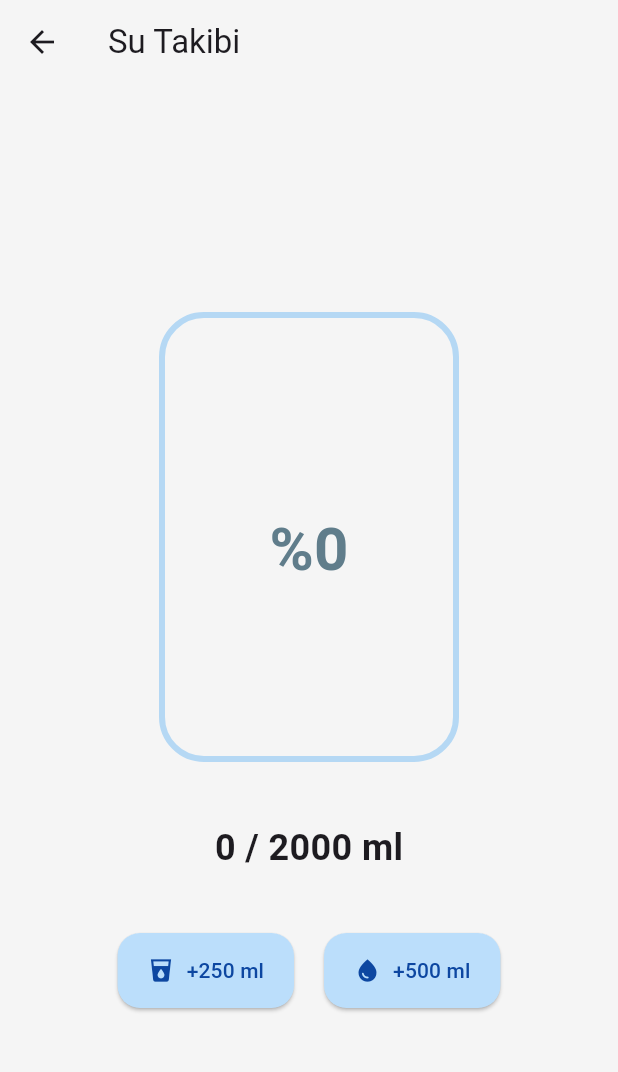
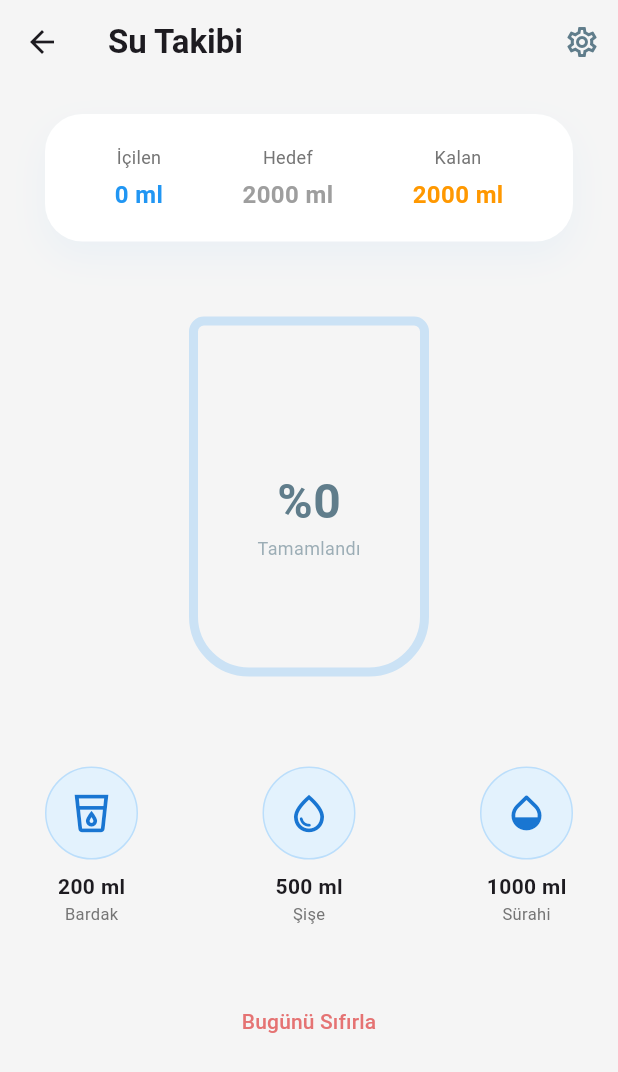
Before and after one commit to BurakGuldal10/maditasyon, a Flutter app: the SuTakibiEkrani screen opened directly, on a phone screen of 412 x 824 dp. Shown: the top 1072 px of the screen. Run offline on Flutter 3.47's test engine with Material 3 defaults, Android fonts, the phone set to English and light mode, and no system bars; network calls fail; Roboto replaces fonts that are missing (Montserrat).

Commit message:
Su takibi ekranı dinamik hedef belirleme ve modern tasarım ile güncellendi

```diff
--- a/lib/ozellikler/su_takibi/gorunum/su_takibi_ekrani.dart
+++ b/lib/ozellikler/su_takibi/gorunum/su_takibi_ekrani.dart
@@ -10,85 +10,227 @@ class SuTakibiEkrani extends StatefulWidget {
 
 class _SuTakibiEkraniState extends State<SuTakibiEkrani> {
   int _toplamSu = 0;
-  final int _hedefSu = 2000;
+  int _hedefSu = 2000; // Varsayılan hedef
+  final TextEditingController _hedefController = TextEditingController();
 
   void _suEkle(int miktar) {
     setState(() {
       _toplamSu += miktar;
     });
+
+    if (_toplamSu >= _hedefSu) {
+      ScaffoldMessenger.of(context).showSnackBar(
+        const SnackBar(
+          content: Text("Tebrikler! Günlük su hedefine ulaştın. 💧"),
+          backgroundColor: Colors.blueAccent,
+          duration: Duration(seconds: 2),
+        ),
+      );
+    }
+  }
+
+  void _hedefGuncelle() {
+    showDialog(
+      context: context,
+      builder: (context) => AlertDialog(
+        title: const Text("Günlük Hedefi Belirle"),
+        content: TextField(
+          controller: _hedefController,
+          keyboardType: TextInputType.number,
+          decoration: const InputDecoration(
+            hintText: "Örn: 2500",
+            suffixText: "ml",
+            border: OutlineInputBorder(),
+          ),
+        ),
+        actions: [
+          TextButton(
+            onPressed: () => Navigator.pop(context),
+            child: const Text("İptal"),
+          ),
+          ElevatedButton(
+            onPressed: () {
+              if (_hedefController.text.isNotEmpty) {
+                setState(() {
+                  _hedefSu = int.parse(_hedefController.text);
+                });
+                Navigator.pop(context);
+              }
+            },
+            child: const Text("Güncelle"),
+          ),
+        ],
+      ),
+    );
   }
 
   @override
   Widget build(BuildContext context) {
-    double yuzde = (_toplamSu / _hedefSu).clamp(0.0, 1.0);
+    double yuzde = (_toplamSu / _hedefSu).clamp(0.0, 1.1); // Biraz taşma payı için 1.1
 
     return Scaffold(
       backgroundColor: UygulamaRenkleri.arkaPlan,
-      appBar: AppBar(title: const Text("Su Takibi"), backgroundColor: Colors.transparent),
-      body: Center(
+      appBar: AppBar(
+        title: const Text("Su Takibi", style: TextStyle(fontWeight: FontWeight.bold)),
+        backgroundColor: Colors.transparent,
+        elevation: 0,
+        actions: [
+          IconButton(
+            icon: const Icon(Icons.settings_outlined, color: Colors.blueGrey),
+            onPressed: _hedefGuncelle,
+          ),
+        ],
+      ),
+      body: SingleChildScrollView(
+        child: Padding(
+          padding: const EdgeInsets.symmetric(horizontal: 30),
           child: Column(
-          mainAxisAlignment: MainAxisAlignment.center,
             children: [
-            // Su Dalga Animasyonu (Basit Temsil)
+              const SizedBox(height: 20),
+              // İlerleme Özeti
+              Container(
+                padding: const EdgeInsets.all(20),
+                decoration: BoxDecoration(
+                  color: Colors.white,
+                  borderRadius: BorderRadius.circular(25),
+                  boxShadow: [
+                    BoxShadow(
+                      color: Colors.blue.withOpacity(0.05),
+                      blurRadius: 20,
+                      offset: const Offset(0, 10),
+                    ),
+                  ],
+                ),
+                child: Row(
+                  mainAxisAlignment: MainAxisAlignment.spaceAround,
+                  children: [
+                    _istatistikOgesi("İçilen", "$_toplamSu ml", Colors.blue),
+                    _istatistikOgesi("Hedef", "$_hedefSu ml", Colors.grey),
+                    _istatistikOgesi("Kalan", "${(_hedefSu - _toplamSu).clamp(0, _hedefSu)} ml", Colors.orange),
+                  ],
+                ),
+              ),
+              const SizedBox(height: 50),
+
+              // Büyük Su Bardağı Görseli
               Stack(
                 alignment: Alignment.bottomCenter,
                 children: [
+                  // Boş Bardak Çerçevesi
                   Container(
-                  width: 200,
-                  height: 300,
+                    width: 160,
+                    height: 240,
                     decoration: BoxDecoration(
-                    border: Border.all(color: Colors.blue.withOpacity(0.3), width: 4),
-                    borderRadius: BorderRadius.circular(30),
+                      border: Border.all(color: Colors.blue.withOpacity(0.2), width: 6),
+                      borderRadius: const BorderRadius.only(
+                        bottomLeft: Radius.circular(40),
+                        bottomRight: Radius.circular(40),
+                        topLeft: Radius.circular(10),
+                        topRight: Radius.circular(10),
                       ),
                     ),
+                  ),
+                  // Dolu Su Kısmı
                   AnimatedContainer(
-                  duration: const Duration(milliseconds: 500),
-                  width: 200,
-                  height: 300 * yuzde,
+                    duration: const Duration(milliseconds: 800),
+                    curve: Curves.easeOutBack,
+                    width: 150,
+                    height: 230 * (yuzde > 1.0 ? 1.0 : yuzde),
                     decoration: BoxDecoration(
-                    color: Colors.blue.withOpacity(0.5),
-                    borderRadius: BorderRadius.circular(26),
+                      gradient: LinearGradient(
+                        begin: Alignment.topCenter,
+                        end: Alignment.bottomCenter,
+                        colors: [Colors.blue[300]!, Colors.blue[600]!],
+                      ),
+                      borderRadius: const BorderRadius.only(
+                        bottomLeft: Radius.circular(35),
+                        bottomRight: Radius.circular(35),
+                        topLeft: Radius.circular(5),
+                        topRight: Radius.circular(5),
                       ),
                     ),
+                  ),
+                  // Yüzde Yazısı
                   Positioned(
-                  top: 130,
-                  child: Text(
+                    top: 100,
+                    child: Column(
+                      children: [
+                        Text(
                           "%${(yuzde * 100).toInt()}",
-                    style: const TextStyle(fontSize: 40, fontWeight: FontWeight.bold, color: Colors.blueGrey),
+                          style: TextStyle(
+                            fontSize: 32,
+                            fontWeight: FontWeight.bold,
+                            color: yuzde > 0.5 ? Colors.white : Colors.blueGrey,
+                          ),
+                        ),
+                        Text(
+                          "Tamamlandı",
+                          style: TextStyle(
+                            fontSize: 12,
+                            color: yuzde > 0.5 ? Colors.white70 : Colors.blueGrey.withOpacity(0.6),
                           ),
                         ),
                       ],
                     ),
-            const SizedBox(height: 40),
-            Text(
-              "$_toplamSu / $_hedefSu ml",
-              style: const TextStyle(fontSize: 24, fontWeight: FontWeight.bold),
+                  ),
+                ],
+              ),
+              const SizedBox(height: 60),
+
+              // Su Ekleme Butonları
+              Row(
+                mainAxisAlignment: MainAxisAlignment.spaceBetween,
+                children: [
+                  _hizliEkleButonu(200, Icons.local_drink_outlined, "Bardak"),
+                  _hizliEkleButonu(500, Icons.water_drop_outlined, "Şişe"),
+                  _hizliEkleButonu(1000, Icons.opacity_rounded, "Sürahi"),
+                ],
               ),
               const SizedBox(height: 40),
-            Row(
-              mainAxisAlignment: MainAxisAlignment.center,
-              children: [
-                _suButonu(250, Icons.local_drink),
-                const SizedBox(width: 20),
-                _suButonu(500, Icons.water_drop),
+
+              // Sıfırla Butonu
+              TextButton(
+                onPressed: () => setState(() => _toplamSu = 0),
+                child: Text(
+                  "Bugünü Sıfırla",
+                  style: TextStyle(color: Colors.red[300], fontWeight: FontWeight.w500),
+                ),
+              ),
             ],
           ),
-          ],
         ),
       ),
     );
   }
 
-  Widget _suButonu(int miktar, IconData ikon) {
-    return ElevatedButton.icon(
-      onPressed: () => _suEkle(miktar),
-      icon: Icon(ikon),
-      label: Text("+$miktar ml"),
-      style: ElevatedButton.styleFrom(
-        backgroundColor: Colors.blue[100],
-        foregroundColor: Colors.blue[900],
-        padding: const EdgeInsets.symmetric(horizontal: 20, vertical: 15),
-        shape: RoundedRectangleBorder(borderRadius: BorderRadius.circular(15)),
+  Widget _istatistikOgesi(String baslik, String deger, Color renk) {
+    return Column(
+      children: [
+        Text(baslik, style: TextStyle(color: Colors.grey[600], fontSize: 12)),
+        const SizedBox(height: 5),
+        Text(deger, style: TextStyle(color: renk, fontWeight: FontWeight.bold, fontSize: 16)),
+      ],
+    );
+  }
+
+  Widget _hizliEkleButonu(int miktar, IconData ikon, String etiket) {
+    return GestureDetector(
+      onTap: () => _suEkle(miktar),
+      child: Column(
+        children: [
+          Container(
+            padding: const EdgeInsets.all(15),
+            decoration: BoxDecoration(
+              color: Colors.blue[50],
+              shape: BoxShape.circle,
+              border: Border.all(color: Colors.blue[100]!),
+            ),
+            child: Icon(ikon, color: Colors.blue[700], size: 30),
+          ),
+          const SizedBox(height: 8),
+          Text("$miktar ml", style: const TextStyle(fontWeight: FontWeight.bold, fontSize: 14)),
+          Text(etiket, style: TextStyle(color: Colors.grey[600], fontSize: 11)),
+        ],
       ),
     );
   }
```
Lines whose indentation alone changed are shown as unchanged.
